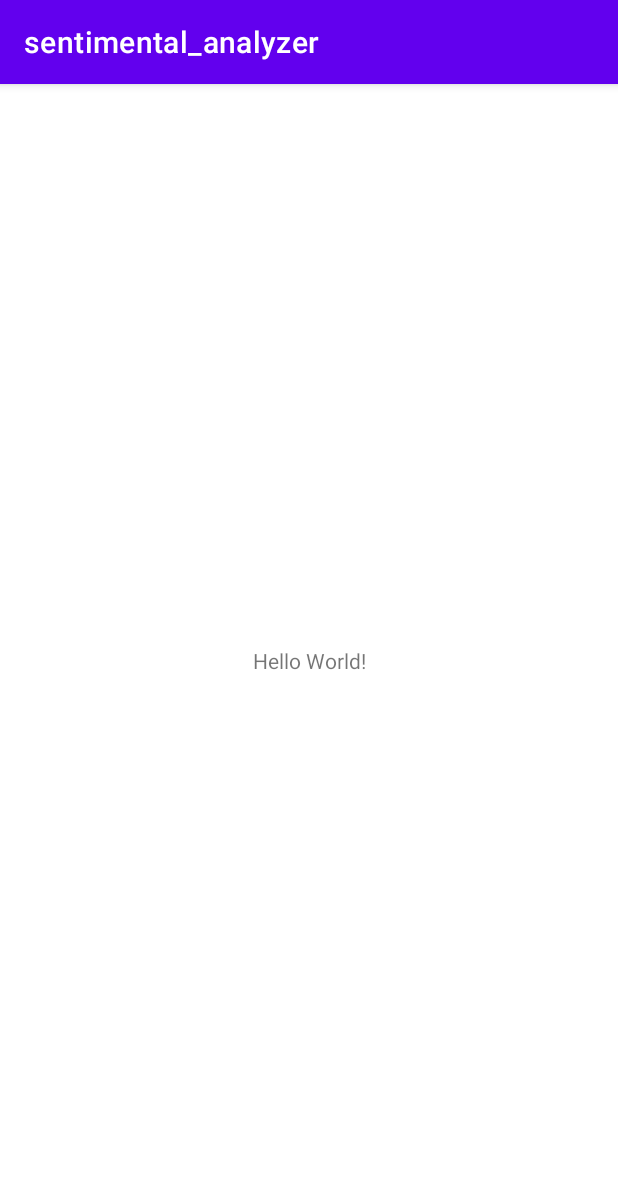
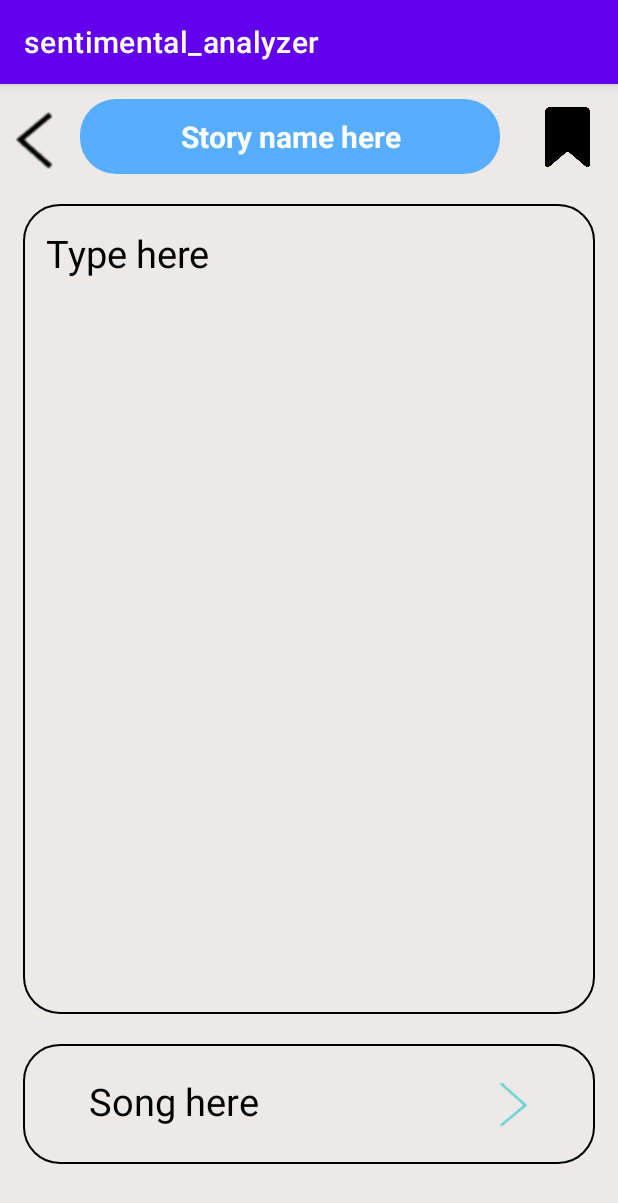
Before and after one commit to Bhavikk01/sentimental_analyzer, an Android app: the screen it shows after launch (MainActivity), on a phone screen of 412 x 824 dp. Shown: the top 1203 px of the screen. Run offline under Robolectric (Android 15) with nearby library versions, the phone set to English and light mode, and no system bars.

Commit message:
create new layout

```diff
--- /dev/null
+++ b/app/src/main/res/drawable/edit.xml
@@ -0,0 +1,19 @@
+<?xml version="1.0" encoding="utf-8"?>
+<shape xmlns:android="http://schemas.android.com/apk/res/android"
+
+    android:shape="rectangle"
+    android:padding="10dp">
+
+    <solid android:color="#58AEFE" />
+    <corners
+        android:bottomRightRadius="24dp"
+        android:bottomLeftRadius="24dp"
+        android:topLeftRadius="24dp"
+        android:topRightRadius="24dp"
+        android:shadowColor="@color/black"
+        android:shadowDx="1.2"
+        android:shadowDy="1.2"
+        android:shadowRadius="1.5"
+
+        />
+</shape>
--- /dev/null
+++ b/app/src/main/res/drawable/type.xml
@@ -0,0 +1,19 @@
+<?xml version="1.0" encoding="utf-8"?>
+<shape xmlns:android="http://schemas.android.com/apk/res/android"
+
+    android:shape="rectangle">
+    <solid android:color="#00000000" />
+    <stroke android:width="1dip" android:color="#000000" />
+
+    <corners
+        android:bottomRightRadius="24dp"
+        android:bottomLeftRadius="24dp"
+        android:topLeftRadius="24dp"
+        android:topRightRadius="24dp"
+        android:shadowColor="@color/black"
+        android:shadowDx="1.2"
+        android:shadowDy="1.2"
+        android:shadowRadius="1.5"
+
+        />
+</shape>
--- a/app/src/main/res/layout/activity_main.xml
+++ b/app/src/main/res/layout/activity_main.xml
@@ -1,18 +1,100 @@
 <?xml version="1.0" encoding="utf-8"?>
-<androidx.constraintlayout.widget.ConstraintLayout xmlns:android="http://schemas.android.com/apk/res/android"
+<LinearLayout xmlns:android="http://schemas.android.com/apk/res/android"
     xmlns:app="http://schemas.android.com/apk/res-auto"
     xmlns:tools="http://schemas.android.com/tools"
     android:layout_width="match_parent"
     android:layout_height="match_parent"
-    tools:context=".MainActivity">
+    android:background="#ECE9E6"
+    tools:context=".MainActivity"
+    android:orientation="vertical">
 
-    <TextView
-        android:layout_width="wrap_content"
-        android:layout_height="wrap_content"
-        android:text="Hello World!"
-        app:layout_constraintBottom_toBottomOf="parent"
-        app:layout_constraintEnd_toEndOf="parent"
-        app:layout_constraintStart_toStartOf="parent"
-        app:layout_constraintTop_toTopOf="parent" />
+    <LinearLayout
+        android:layout_width="match_parent"
+        android:layout_height="60dp"
+        android:orientation="horizontal">
 
-</androidx.constraintlayout.widget.ConstraintLayout>
+
+        <ImageView
+            android:layout_width="25dp"
+            android:layout_marginTop="15dp"
+            android:layout_marginLeft="10dp"
+            android:layout_height="match_parent"
+            android:src="@drawable/back"/>
+
+        <EditText
+            android:layout_width="280dp"
+            android:layout_height="match_parent"
+            android:background="@drawable/edit"
+            android:layout_marginLeft="18dp"
+            android:layout_marginTop="10dp"
+            android:text="Story name here"
+            android:textColor="@color/white"
+            android:textStyle="bold"
+            android:textAlignment="center"
+            android:textSize="20sp" />
+
+        <ImageView
+            android:layout_width="90dp"
+            android:layout_height="40dp"
+            android:src="@drawable/save"
+            android:layout_marginRight="15dp"
+            android:layout_marginTop="15dp"/>
+
+
+
+    </LinearLayout>
+
+    <ScrollView
+        android:layout_width="match_parent"
+        android:layout_height="580dp">
+
+        <LinearLayout
+            android:layout_width="match_parent"
+            android:layout_height="match_parent">
+
+            <EditText
+                android:layout_width="match_parent"
+                android:layout_height="540dp"
+                android:layout_marginLeft="15dp"
+                android:layout_marginTop="20dp"
+                android:layout_marginRight="15dp"
+                android:background="@drawable/type"
+                android:hint="Type here"
+                android:textColorHint="@color/black"
+                android:textSize="25sp"
+                android:gravity="start"
+                android:padding="15dp"/>
+        </LinearLayout>
+
+
+    </ScrollView>
+
+
+
+    <LinearLayout
+        android:layout_width="match_parent"
+        android:layout_height="80dp"
+        android:orientation="horizontal"
+        android:background="@drawable/type"
+        android:layout_marginLeft="15dp"
+        android:layout_marginRight="15dp">
+
+        <TextView
+            android:layout_width="200dp"
+            android:layout_height="36dp"
+            android:text="Song here"
+            android:textSize="25sp"
+            android:textColor="@color/black"
+            android:layout_marginTop="20dp"
+            android:gravity="center"/>
+
+        <ImageView
+            android:layout_width="94dp"
+            android:layout_height="30dp"
+            android:layout_marginLeft="80dp"
+            android:src="@drawable/play"
+            android:layout_marginTop="25dp"/>
+
+    </LinearLayout>
+
+</LinearLayout>
```
Also changed, not shown: app/src/main/res/drawable/back.png (added), app/src/main/res/drawable/play.png (added), app/src/main/res/drawable/save.png (added).
